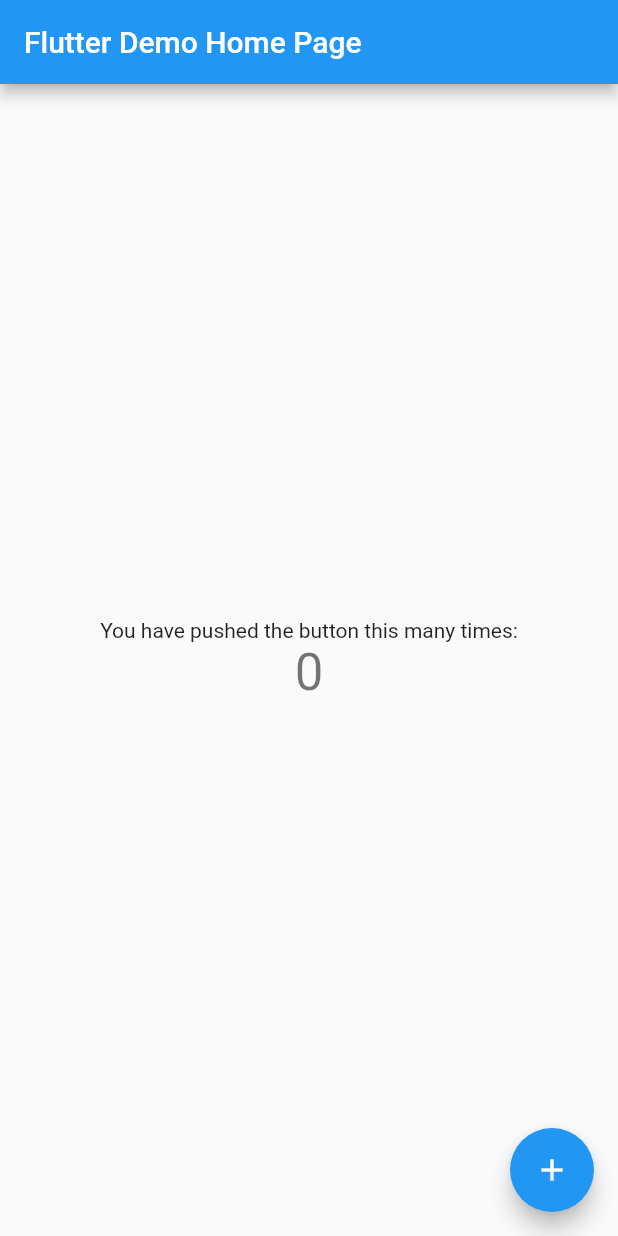
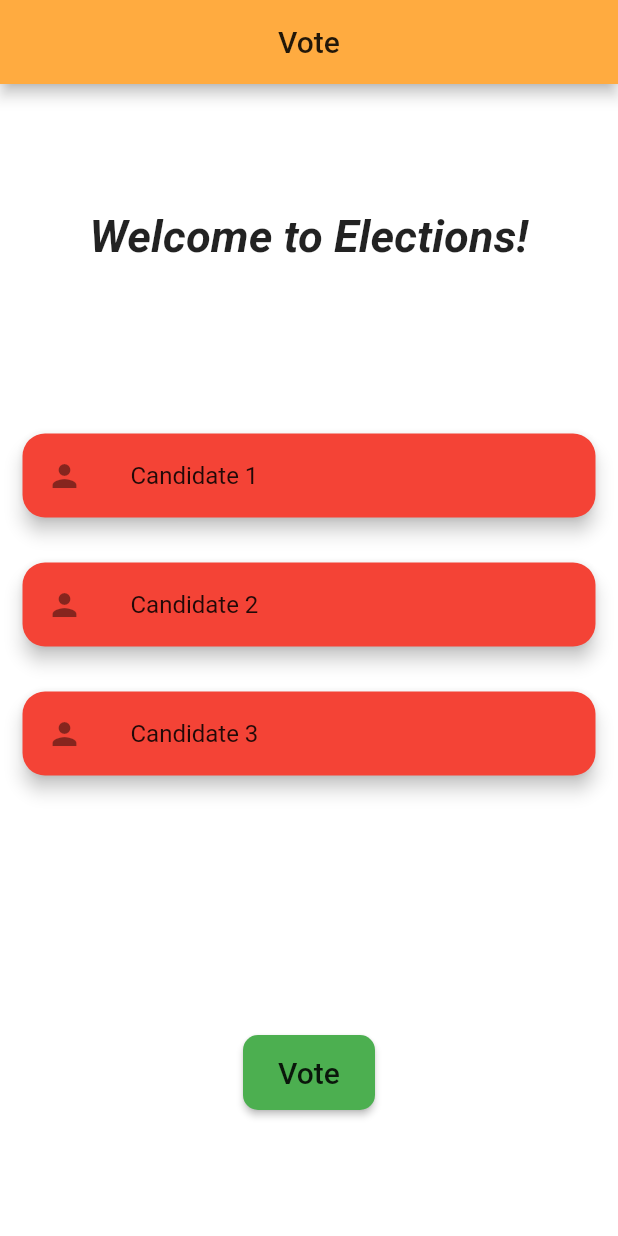
Before and after one commit to VoteAppBlockchain/voting_app_mobile, a Flutter app: the screen it shows after launch, on a phone screen of 412 x 824 dp. Run offline on Flutter 3.47's test engine with Material 2 defaults, Android fonts, the phone set to English and light mode, and no system bars.

Commit message:
vote page added * readme updated * main.dart refactored

```diff
--- a/lib/main.dart
+++ b/lib/main.dart
@@ -1,4 +1,5 @@
 import 'package:flutter/material.dart';
+import 'package:voting_app_mobile/pages/voting.dart';
 
 void main() {
   runApp(MyApp());
@@ -11,103 +12,10 @@ class MyApp extends StatelessWidget {
     return MaterialApp(
       title: 'Flutter Demo',
       theme: ThemeData(
-        // This is the theme of your application.
-        //
-        // Try running your application with "flutter run". You'll see the
-        // application has a blue toolbar. Then, without quitting the app, try
-        // changing the primarySwatch below to Colors.green and then invoke
-        // "hot reload" (press "r" in the console where you ran "flutter run",
-        // or simply save your changes to "hot reload" in a Flutter IDE).
-        // Notice that the counter didn't reset back to zero; the application
-        // is not restarted.
-        primarySwatch: Colors.blue,
+        primarySwatch: Colors.lime,
       ),
-      home: MyHomePage(title: 'Flutter Demo Home Page'),
+      home: Vote(),
+      //MyHomePage(title: 'Flutter Demo Home Page'),
     );
   }
 }
-
-class MyHomePage extends StatefulWidget {
-  MyHomePage({Key key, this.title}) : super(key: key);
-
-  // This widget is the home page of your application. It is stateful, meaning
-  // that it has a State object (defined below) that contains fields that affect
-  // how it looks.
-
-  // This class is the configuration for the state. It holds the values (in this
-  // case the title) provided by the parent (in this case the App widget) and
-  // used by the build method of the State. Fields in a Widget subclass are
-  // always marked "final".
-
-  final String title;
-
-  @override
-  _MyHomePageState createState() => _MyHomePageState();
-}
-
-class _MyHomePageState extends State<MyHomePage> {
-  int _counter = 0;
-
-  void _incrementCounter() {
-    setState(() {
-      // This call to setState tells the Flutter framework that something has
-      // changed in this State, which causes it to rerun the build method below
-      // so that the display can reflect the updated values. If we changed
-      // _counter without calling setState(), then the build method would not be
-      // called again, and so nothing would appear to happen.
-      _counter++;
-    });
-  }
-
-  @override
-  Widget build(BuildContext context) {
-    // This method is rerun every time setState is called, for instance as done
-    // by the _incrementCounter method above.
-    //
-    // The Flutter framework has been optimized to make rerunning build methods
-    // fast, so that you can just rebuild anything that needs updating rather
-    // than having to individually change instances of widgets.
-    return Scaffold(
-      appBar: AppBar(
-        // Here we take the value from the MyHomePage object that was created by
-        // the App.build method, and use it to set our appbar title.
-        title: Text(widget.title),
-      ),
-      body: Center(
-        // Center is a layout widget. It takes a single child and positions it
-        // in the middle of the parent.
-        child: Column(
-          // Column is also a layout widget. It takes a list of children and
-          // arranges them vertically. By default, it sizes itself to fit its
-          // children horizontally, and tries to be as tall as its parent.
-          //
-          // Invoke "debug painting" (press "p" in the console, choose the
-          // "Toggle Debug Paint" action from the Flutter Inspector in Android
-          // Studio, or the "Toggle Debug Paint" command in Visual Studio Code)
-          // to see the wireframe for each widget.
-          //
-          // Column has various properties to control how it sizes itself and
-          // how it positions its children. Here we use mainAxisAlignment to
-          // center the children vertically; the main axis here is the vertical
-          // axis because Columns are vertical (the cross axis would be
-          // horizontal).
-          mainAxisAlignment: MainAxisAlignment.center,
-          children: <Widget>[
-            Text(
-              'You have pushed the button this many times:',
-            ),
-            Text(
-              '$_counter',
-              style: Theme.of(context).textTheme.headline4,
-            ),
-          ],
-        ),
-      ),
-      floatingActionButton: FloatingActionButton(
-        onPressed: _incrementCounter,
-        tooltip: 'Increment',
-        child: Icon(Icons.add),
-      ), // This trailing comma makes auto-formatting nicer for build methods.
-    );
-  }
-}
--- /dev/null
+++ b/lib/pages/voting.dart
@@ -0,0 +1,91 @@
+import 'package:flutter/cupertino.dart';
+import 'package:flutter/material.dart';
+
+class Vote extends StatefulWidget {
+  @override
+  _VoteState createState() => _VoteState();
+}
+
+class _VoteState extends State<Vote> {
+  int selectedCandidateIndex = -1;
+  List<String> candidates = ["Candidate 1", "Candidate 2", "Candidate 3"];
+
+  @override
+  Widget build(BuildContext context) {
+    return Scaffold(
+        backgroundColor: Colors.white,
+        appBar: AppBar(
+          title: Text("Vote"),
+          centerTitle: true,
+          backgroundColor: Colors.orangeAccent,
+        ),
+        body: Center(
+          child: Column(
+            mainAxisAlignment: MainAxisAlignment.spaceEvenly,
+            children: <Widget>[
+              Container(
+                child: Text(
+                  "Welcome to Elections!",
+                  style: TextStyle(
+                      fontSize: 30,
+                      fontWeight: FontWeight.bold,
+                      fontStyle: FontStyle.italic),
+                ),
+              ),
+              Container(
+                child:
+                    FutureBuilder<List<dynamic>>(builder: (context, snapshot) {
+                  return ListView.builder(
+                      scrollDirection: Axis.vertical,
+                      shrinkWrap: true,
+                      itemCount: candidates.length,
+                      itemBuilder: (context, index) {
+                        return Card(
+                            shape: new RoundedRectangleBorder(
+                                borderRadius: new BorderRadius.circular(15)),
+                            elevation: 5,
+                            margin: const EdgeInsets.fromLTRB(15, 30, 15, 0),
+                            color: selectedCandidateIndex == index
+                                ? Colors.blue
+                                : Colors.red,
+                            child: ListTile(
+                              leading: Icon(Icons.person),
+                              title: Text(
+                                candidates[index],
+                                style: TextStyle(
+                                    fontWeight: selectedCandidateIndex == index
+                                        ? FontWeight.bold
+                                        : FontWeight.normal),
+                              ),
+                              onTap: () {
+                                setState(() {
+                                  selectedCandidateIndex == index
+                                      ? selectedCandidateIndex = -1
+                                      : selectedCandidateIndex = index;
+                                });
+                              },
+                            ));
+                      });
+                }),
+              ),
+              SizedBox(
+                height: 5,
+              ),
+              MaterialButton(
+                shape: new RoundedRectangleBorder(
+                    borderRadius: new BorderRadius.circular(10)),
+                height: 50,
+                color: Colors.green,
+                child: Text(
+                  'Vote',
+                  style: TextStyle(color: Colors.black87, fontSize: 20.0),
+                ),
+                onPressed: () {
+                  // TODO Call vote function
+                },
+              ),
+            ],
+          ),
+        ));
+  }
+}
```
Also changed, not shown: 1 other file.
